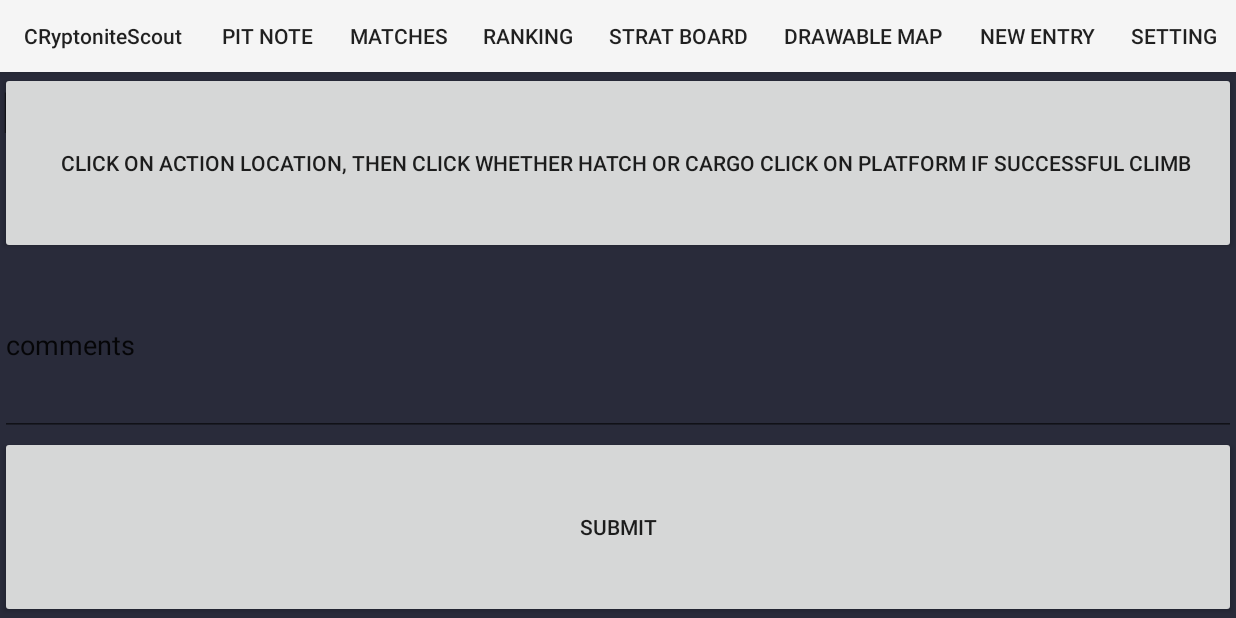
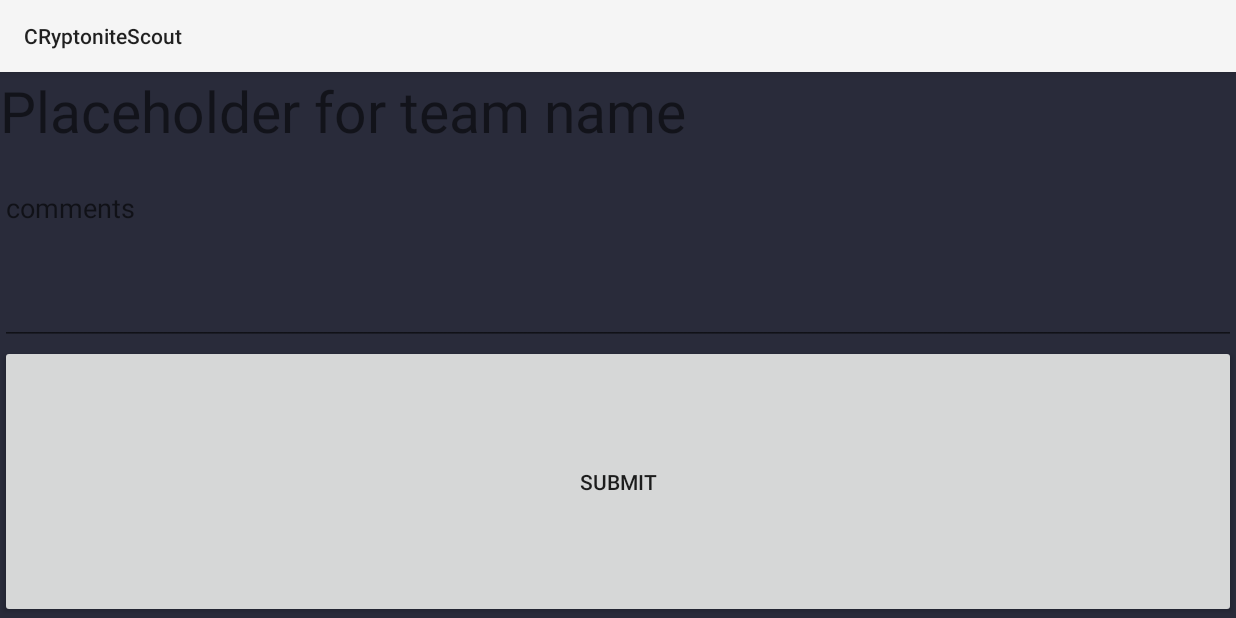
Before and after one commit to PrasannS/CryptoniteScout, an Android app: the fragment EndgameFragment placed in its activity, on a phone screen of 824 x 412 dp (held sideways). Run offline under Robolectric (Android 15) with nearby library versions, the phone set to English and light mode, and no system bars; libraries missing offline, so code that uses them is left out: com.orm.

Commit message:
Saturday Presentation Version

```diff
--- a/app/src/main/java/cryptonite624/android/apps/com/cryptonitescout/DataAccessActivity.java
+++ b/app/src/main/java/cryptonite624/android/apps/com/cryptonitescout/DataAccessActivity.java
@@ -144,7 +144,7 @@ public class DataAccessActivity extends AppCompatActivity implements MatchAccess
     @Override
     public boolean onCreateOptionsMenu(Menu menu) {
         // Inflate the menu; this adds items to the action bar if it is present.
-        getMenuInflater().inflate(R.menu.settings_menu, menu);
+        //getMenuInflater().inflate(R.menu.settings_menu, menu);
         return true;
     }
 
--- a/app/src/main/java/cryptonite624/android/apps/com/cryptonitescout/DataEntryActivity.java
+++ b/app/src/main/java/cryptonite624/android/apps/com/cryptonitescout/DataEntryActivity.java
@@ -154,7 +154,7 @@ public class DataEntryActivity extends AppCompatActivity implements EndgameFragm
     public boolean onCreateOptionsMenu(Menu menu) {
         MenuInflater inflater = getMenuInflater();
 
-        inflater.inflate(R.menu.settings_menu, menu);
+        //inflater.inflate(R.menu.settings_menu, menu);
 
         return true;
     }
--- a/app/src/main/java/cryptonite624/android/apps/com/cryptonitescout/Fragments/EndgameFragment.java
+++ b/app/src/main/java/cryptonite624/android/apps/com/cryptonitescout/Fragments/EndgameFragment.java
@@ -25,7 +25,7 @@ public class EndgameFragment extends Fragment {
     public int temp;
 
     private OnFragmentInteractionListener mListener;
-    public Button toTeleop;
+
     public Button submit;
     public String message;
 
@@ -53,14 +53,6 @@ public class EndgameFragment extends Fragment {
 
         View view = inflater.inflate(R.layout.fragment_endgame, container, false);
 
-        toTeleop = (Button)view.findViewById(R.id.endgame_teleop);
-        toTeleop.setOnClickListener(new View.OnClickListener() {
-            @Override
-            public void onClick(View view) {
-                message = "toTeleop";
-                endgameReadListener.OnEndgameRead(message);
-            }
-        });
 
 
         submit = (Button)view.findViewById(R.id.endgame_submit);
--- a/app/src/main/java/cryptonite624/android/apps/com/cryptonitescout/LoginActivity.java
+++ b/app/src/main/java/cryptonite624/android/apps/com/cryptonitescout/LoginActivity.java
@@ -363,7 +363,7 @@ public class LoginActivity extends AppCompatActivity implements LoaderCallbacks<
     public boolean onCreateOptionsMenu(Menu menu) {
         MenuInflater inflater = getMenuInflater();
 
-        inflater.inflate(R.menu.settings_menu, menu);
+        //inflater.inflate(R.menu.settings_menu, menu);
 
         return true;
     }
--- a/app/src/main/res/layout/fragment_endgame.xml
+++ b/app/src/main/res/layout/fragment_endgame.xml
@@ -11,18 +11,10 @@
         android:orientation="vertical">
 
 
-
-        <Button
-            android:layout_width="match_parent"
-            android:layout_height="match_parent"
-            android:layout_weight="1"
-            android:id = "@+id/endgame_teleop"
-            android:text="    click on action location, then click whether hatch or cargo click on platform if successful climb "/>
-
         <EditText
             android:layout_width="match_parent"
             android:layout_height="match_parent"
-            android:text = "comments"
+            android:hint = "comments"
             android:layout_weight="1"
             android:id = "@+id/comments"
             />
```
Also changed, not shown: app/src/main/res/layout/fragment_auton.xml (+1 -6 lines), app/src/main/res/layout/fragment_pregame.xml (+0 -7 lines), app/src/main/res/layout/fragment_teleop.xml (+0 -7 lines).
